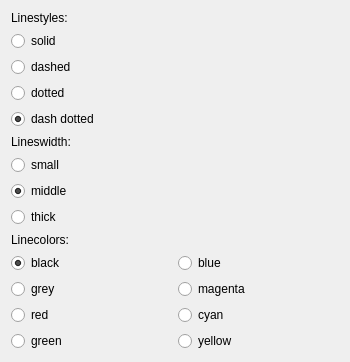
This is src/Mod/TechDraw/Gui/TaskSelectLineAttributes.ui in southseact-3d/fcd as Qt 5 draws it before an edit. The edited form follows.
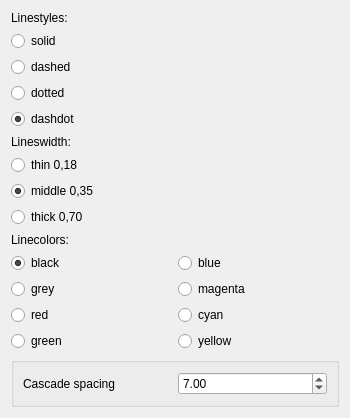
This is the edited form.

Commit message: Cascade spacing added

The edit to the form file:
```diff
--- a/src/Mod/TechDraw/Gui/TaskSelectLineAttributes.ui
+++ b/src/Mod/TechDraw/Gui/TaskSelectLineAttributes.ui
@@ -7,7 +7,7 @@
     <x>0</x>
     <y>0</y>
     <width>350</width>
-    <height>331</height>
+    <height>406</height>
    </rect>
   </property>
   <property name="sizePolicy">
@@ -85,7 +85,7 @@
      <item row="4" column="0">
       <widget class="QRadioButton" name="rbDashDotted">
        <property name="text">
-        <string>dash dotted</string>
+        <string>dashdot</string>
        </property>
        <property name="checked">
         <bool>true</bool>
@@ -116,7 +116,7 @@
      <item row="1" column="0">
       <widget class="QRadioButton" name="rbThin">
        <property name="text">
-        <string>small</string>
+        <string>thin 0,18</string>
        </property>
        <property name="autoExclusive">
         <bool>true</bool>
@@ -128,9 +128,9 @@
      </item>
      #------------------------------------
      <item row="2" column="0">
-      <widget class="QRadioButton" name="rbMiddle"> 
-      <property name="text">
-        <string>middle</string>
+      <widget class="QRadioButton" name="rbMiddle">
+       <property name="text">
+        <string>middle 0,35</string>
        </property>
        <property name="checked">
         <bool>true</bool>
@@ -147,7 +147,7 @@
      <item row="3" column="0">
       <widget class="QRadioButton" name="rbThick">
        <property name="text">
-        <string>thick</string>
+        <string>thick 0,70</string>
        </property>
        <property name="autoExclusive">
         <bool>true</bool>
@@ -287,33 +287,31 @@
      </item>
     </layout> # lineWidth
    </item>
-   ############################################
-  </layout> # QVBoxLayout
+   <item>
+    <widget class="QGroupBox" name="horizontalGroupBox">
+     <layout class="QHBoxLayout" name="Spin001">
+      <item>
+       <widget class="QLabel" name="label_spacing">
+        <property name="text">
+         <string>Cascade spacing</string>
+        </property>
+       </widget>
+      </item>
+      <item>
+       <widget class="QDoubleSpinBox" name="sbSpacing">
+        <property name="singleStep">
+         <double>0.500000000000000</double>
+        </property>
+        <property name="value">
+         <double>7.000000000000000</double>
+        </property>
+       </widget>
+      </item>
+     </layout>
+    </widget>
+   </item>
+  </layout>
  </widget>
- <buttongroups>
-  <buttongroup name="bgLineStyles">
-   <property name="exclusive">
-    <bool>true</bool>
-   </property>
-  </buttongroup>
-  <buttongroup name="bgLineWidth">
-   <property name="exclusive">
-    <bool>true</bool>
-   </property>
-  </buttongroup>
-  <buttongroup name="bgLineColor">
-   <property name="exclusive">
-    <bool>true</bool>
-   </property>
-  </buttongroup>
- </buttongroups>
- <customwidgets>
-  <customwidget>
-   <class>Gui::QuantitySpinBox</class>
-   <extends>QWidget</extends>
-   <header>Gui/QuantitySpinBox.h</header>
-  </customwidget>
- </customwidgets>
  <resources>
   <include location="Resources/TechDraw.qrc"/>
  </resources>
```
Left out of the diff: 74 changed lines with no effect on the pictures. The commit also changes 3 other files.
